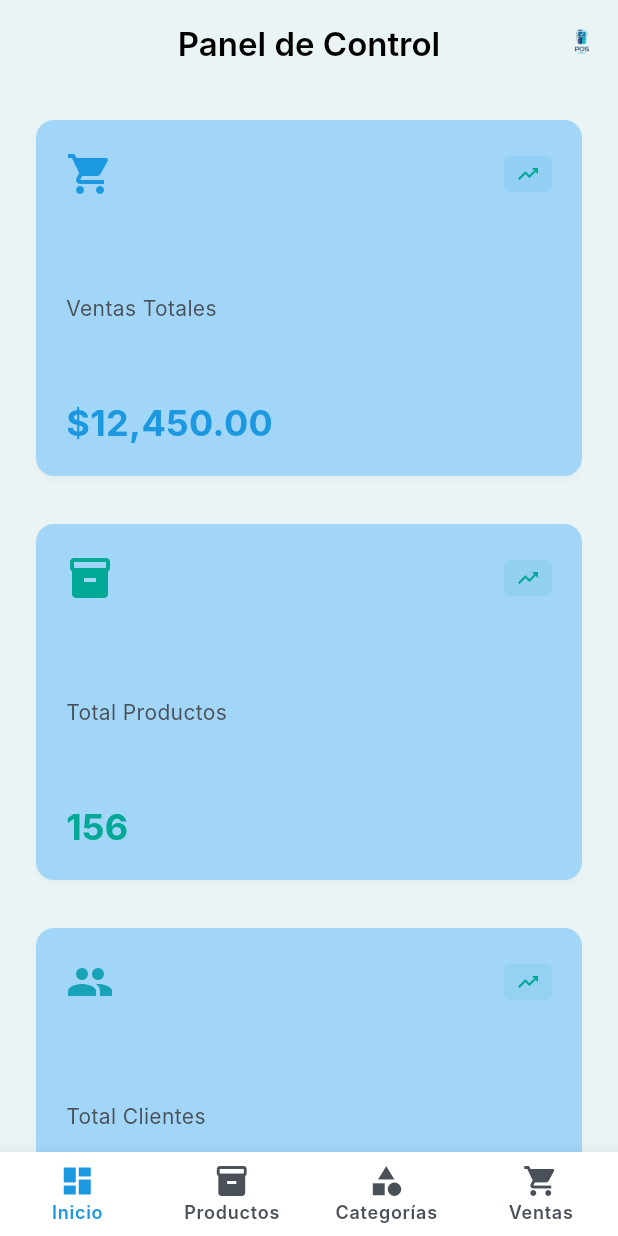
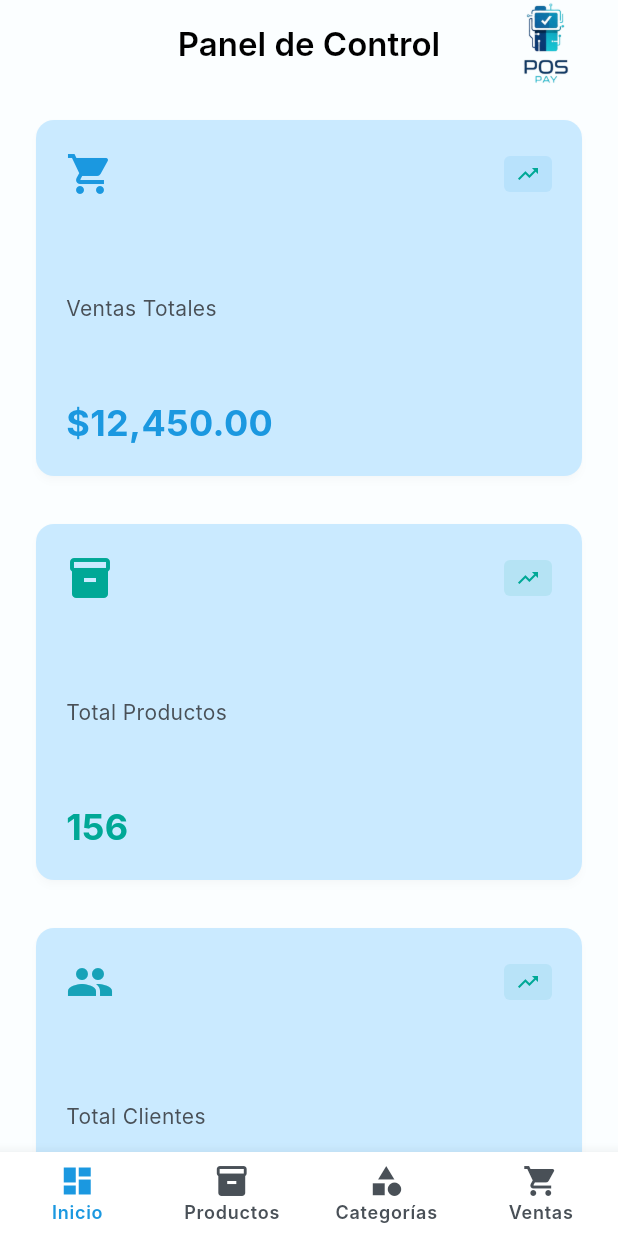
Before and after one commit to Maheetsy/puntoVenta, a Flutter app: the screen it shows after launch, on a phone screen of 412 x 824 dp. Run offline on Flutter 3.47's test engine with Material 3 defaults, Android fonts, the phone set to English and light mode, and no system bars; our stand-ins replace fl_chart, shared_preferences; accounts and stored records are empty; Roboto replaces fonts that are missing (Inter).

Commit message:
Cambios en la interfaz 2

```diff
--- a/lib/core/constants/app_colors.dart
+++ b/lib/core/constants/app_colors.dart
@@ -3,14 +3,9 @@
 class AppColors {
   // Constructor privado para evitar instanciación
   AppColors._();
-
-  // ============== COLORES BASE ==============
-
-  // Backgrounds
-  static const Color background = Color(0xFFEAF4F4); // #EAF4F4
-  static const Color backgroundSecondary = Color(0xFFC0D6DF); // #C0D6DF
-  static const Color cardBackground = Color(0xFFA2D6F9); // #A2D6F9
-
+  static const Color background = Color.fromARGB(255, 251, 254, 255);
+  static const Color backgroundSecondary = Color(0xFFE6F7FF);
+  static const Color cardBackground = Color.fromARGB(255, 202, 234, 255);
   // Primary (Azul) - #1B98E0 y #1E96FC para botones
   static const Color primary = Color(0xFF1B98E0); // #1B98E0
   static const Color primaryLight = Color(0xFF1E96FC); // #1E96FC
--- a/lib/core/widgets/responsive_layout.dart
+++ b/lib/core/widgets/responsive_layout.dart
@@ -39,8 +39,8 @@
           padding: const EdgeInsets.only(right: 8),
           child: Image.asset(
             'assets/images/icono.png',
-            width: 32,
-            height: 32,
+            width: 80,
+            height: 80,
             errorBuilder: (context, error, stackTrace) {
               return const SizedBox.shrink();
             },
--- a/lib/core/widgets/responsive_navbar.dart
+++ b/lib/core/widgets/responsive_navbar.dart
@@ -78,12 +78,12 @@
               children: [
                 Image.asset(
                   'assets/images/icono.png',
-                  width: 48,
-                  height: 48,
+                  width: 90,
+                  height: 90,
                   errorBuilder: (context, error, stackTrace) {
                     return const Icon(
                       Icons.point_of_sale,
-                      size: 48,
+                      size: 90,
                       color: Colors.white,
                     );
                   },
```
Also changed, not shown: assets/images/icono.png, lib/core/widgets/custom_button.dart (line endings or trailing spaces), 1 other file.
